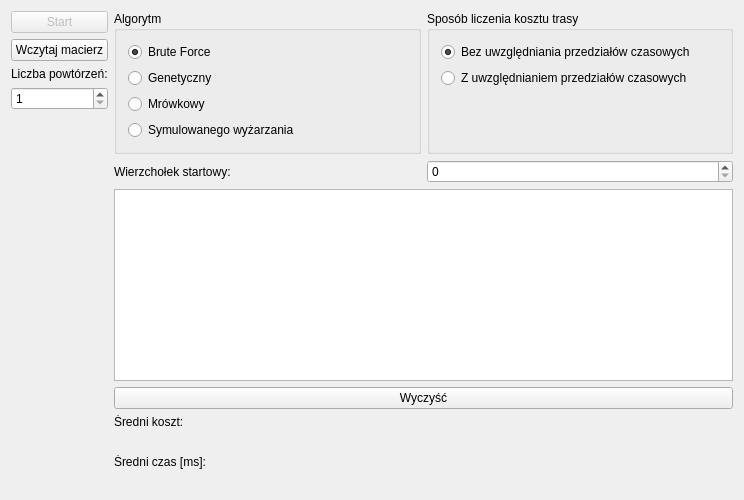
Before: the Qt Designer form dialog.ui in wgrzesiak147/Problem-Komiwoja-era---Algorytmy, drawn with Qt 5.
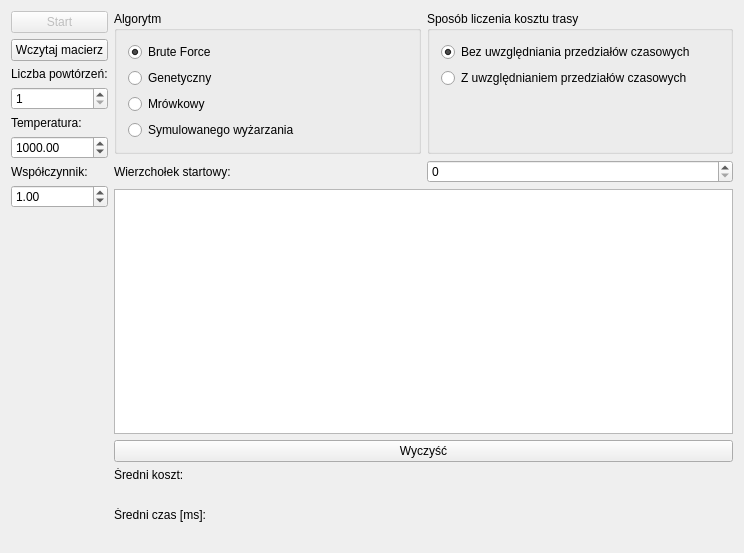
After: the same form once the commit is applied.

Commit message: Annealing parameters added to UI

Diff of the .ui file:
```diff
--- a/dialog.ui
+++ b/dialog.ui
@@ -7,7 +7,7 @@
     <x>0</x>
     <y>0</y>
     <width>744</width>
-    <height>500</height>
+    <height>553</height>
    </rect>
   </property>
   <property name="windowTitle">
@@ -56,6 +56,37 @@
        </property>
       </widget>
      </item>
+     <item>
+      <widget class="QLabel" name="txtTemperature">
+       <property name="text">
+        <string>Temperatura:</string>
+       </property>
+      </widget>
+     </item>
+     <item>
+      <widget class="QDoubleSpinBox" name="TemperatureSpinBox">
+       <property name="maximum">
+        <double>10000.000000000000000</double>
+       </property>
+       <property name="value">
+        <double>1000.000000000000000</double>
+       </property>
+      </widget>
+     </item>
+     <item>
+      <widget class="QLabel" name="txtAnnealingParameter">
+       <property name="text">
+        <string>Współczynnik:</string>
+       </property>
+      </widget>
+     </item>
+     <item>
+      <widget class="QDoubleSpinBox" name="AnnealingSpinBox">
+       <property name="value">
+        <double>1.000000000000000</double>
+       </property>
+      </widget>
+     </item>
      <item>
       <spacer name="verticalSpacer">
        <property name="orientation">
```
The commit also changes 4 other files.
